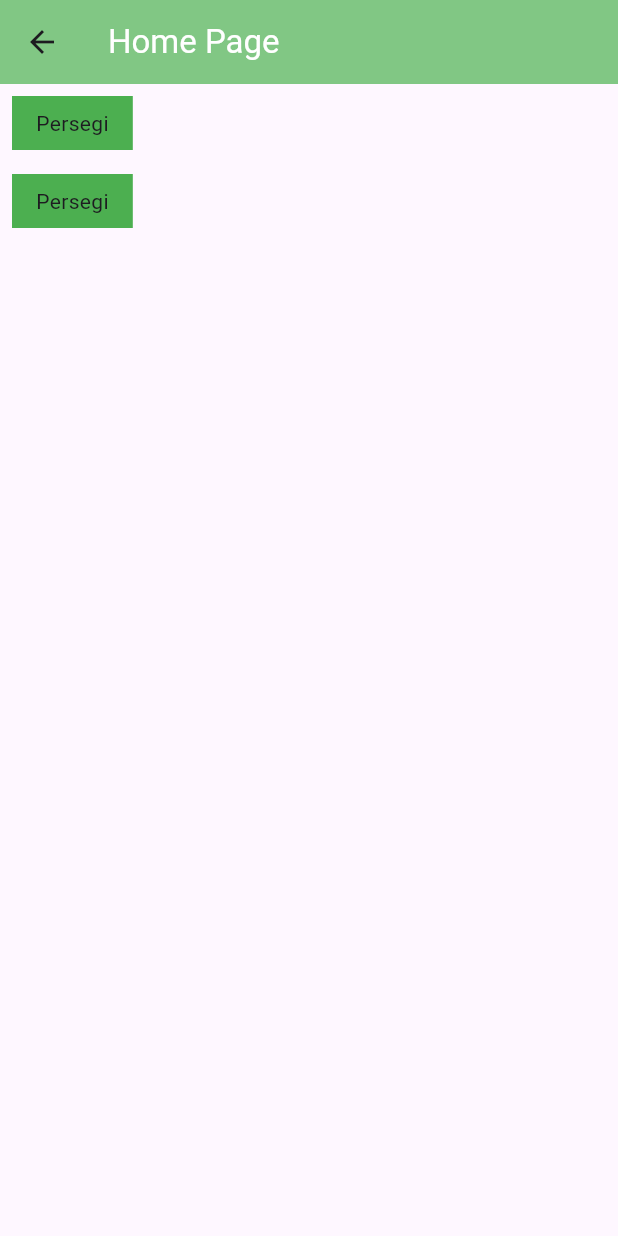
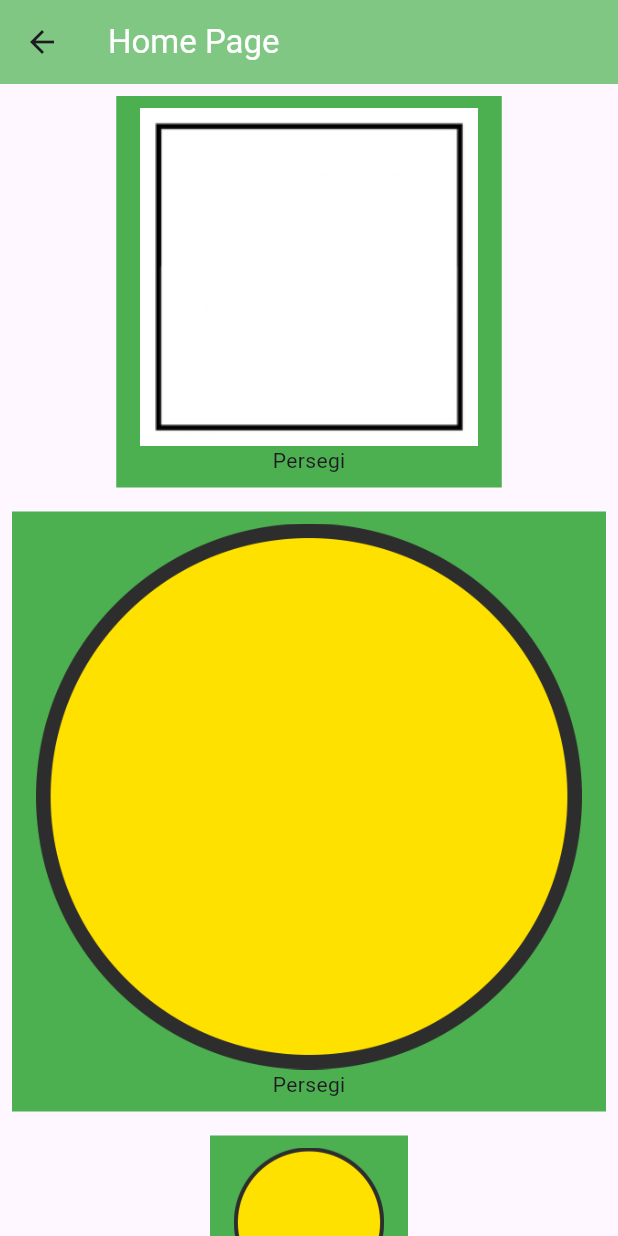
Before and after one commit to Satriyabekti/bangun_datar_app, a Flutter app: the HomePage screen opened directly, on a phone screen of 412 x 824 dp. Run offline on Flutter 3.47's test engine with Material 2 defaults, Android fonts, the phone set to English and light mode, and no system bars.

```diff
--- a/lib/pages/home_page.dart
+++ b/lib/pages/home_page.dart
@@ -15,24 +15,50 @@ class HomePage extends StatelessWidget {
             )),
         body: Column(
           children: [
+            CustomMenu(imageAssets: "asset/images.png",title: "Persegi"),
+            CustomMenu(imageAssets: "asset/png_uw3a9g_3328.png",title: "Lingkaran"),
             Container(
               margin: EdgeInsets.all(8),
               padding: EdgeInsets.symmetric(vertical:8, horizontal:16),
               decoration: BoxDecoration(
                   color: Colors.green
               ),
-              child: Text("Persegi"),
-            ),
-            Container(
-              margin: EdgeInsets.all(8),
-              padding: EdgeInsets.symmetric(vertical:8, horizontal:16),
-              decoration: BoxDecoration(
-                  color: Colors.green
+              child: Column(
+                children: [
+                  Image.asset("asset/png_uw3a9g_3328.png", height: 100,),
+                  Text("Lingkaran"),
+                ],
               ),
-              child: Text("Persegi"),
             ),
           ],
         )
     );
   }
 }
+
+class CustomMenu extends StatelessWidget {
+  const CustomMenu({
+    super.key, required this.imageAssets, required this.title,
+  });
+  final String imageAssets;
+  final String title;
+
+  @override
+  Widget build(BuildContext context) {
+    return Container(
+      margin: EdgeInsets.all(8),
+      padding: EdgeInsets.symmetric(vertical:8, horizontal:16),
+      decoration: BoxDecoration(
+          color: Colors.green
+      ),
+      child: Column(
+        children: [
+          Image.asset(
+            imageAssets
+          ),
+          Text("Persegi"),
+        ],
+      ),
+    );
+  }
+}
--- a/pubspec.yaml
+++ b/pubspec.yaml
@@ -59,7 +59,8 @@ flutter:
   uses-material-design: true
 
   # To add assets to your application, add an assets section, like this:
-  # assets:
+  assets:
+    - asset/
   #   - images/a_dot_burr.jpeg
   #   - images/a_dot_ham.jpeg
 
```
Also changed, not shown: asset/images.png (added), asset/png_uw3a9g_3328.png (added).
